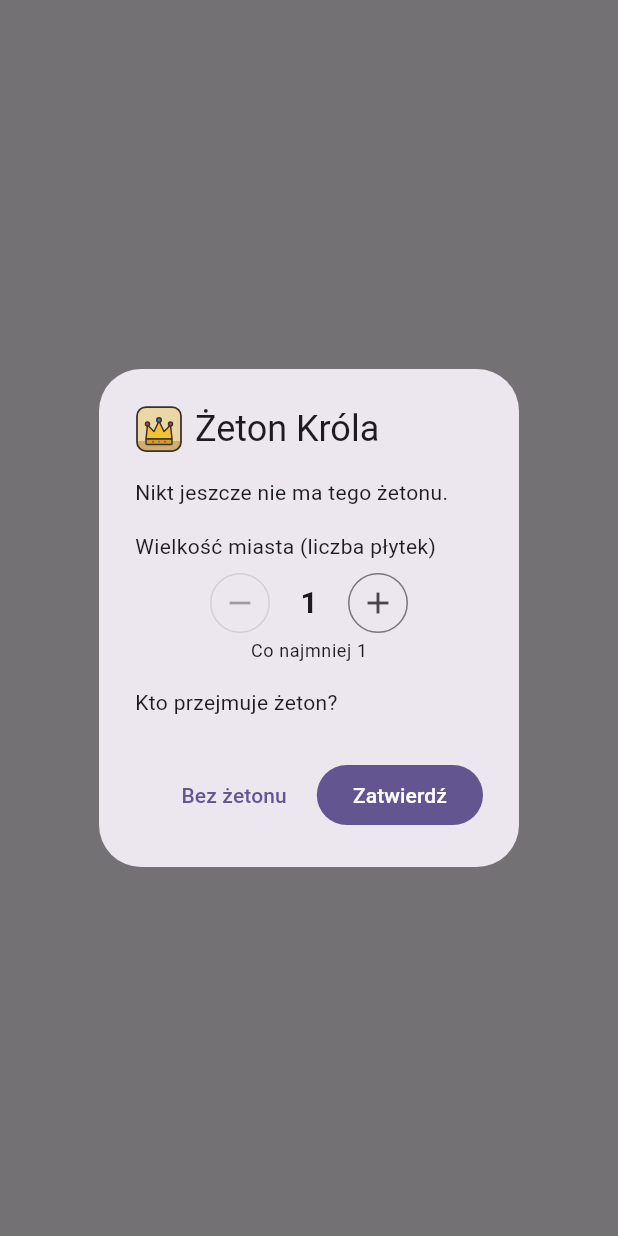
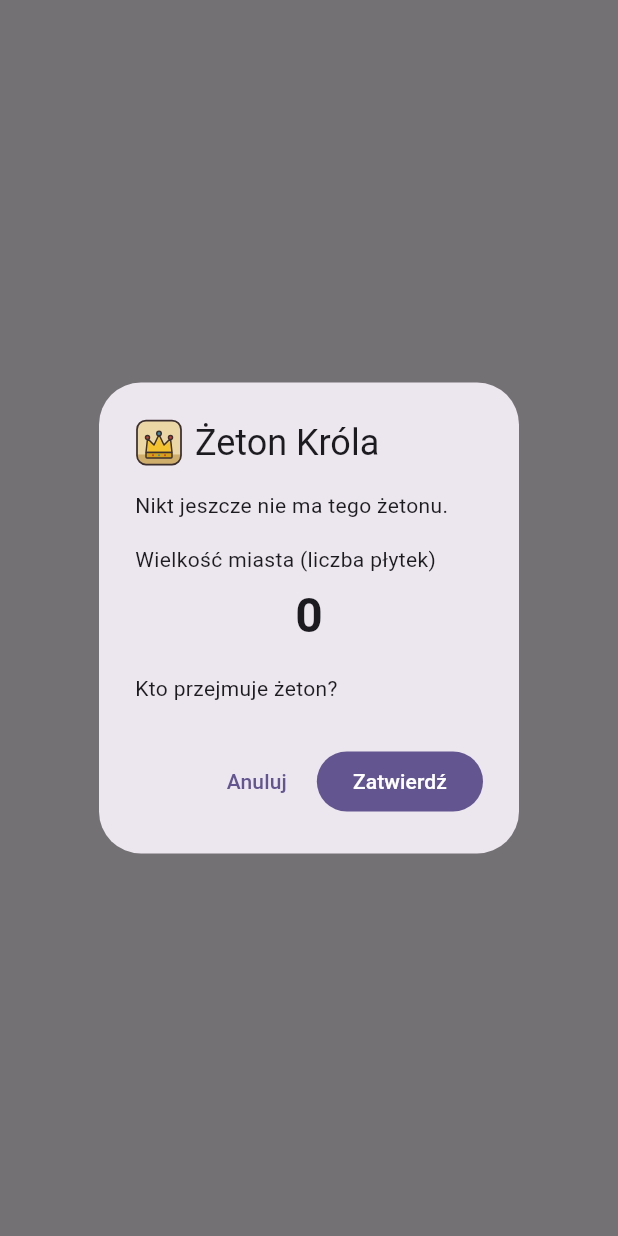
Before and after one commit to WGFizban/CC_NEW, a Flutter app: what showTokenDialog() shows on an empty page, opened directly with empty values, on a phone screen of 412 x 824 dp. Run offline on Flutter 3.47's test engine with Material 3 defaults, Android fonts, the phone set to English and light mode, and no system bars; our stand-ins replace flutter_colorpicker, flutter_svg, package_info_plus, shared_preferences, wakelock_plus; accounts and stored records are empty; generated files the repository leaves out were written again.

Commit message:
Automatyczne przejmowanie żetonu Króla/Rabusia, narzucona wielkość, tooltipy, korekta grafiki kafelka
- przy ukończonym zamku/drodze większej niż dotychczasowa: informacja „Przejęcie żetonu” zamiast pola wyboru
- w oknie żetonu wielkość narzucona (bez +/-); licznik tylko przy kafelku Król/Rabuś
- „Co najmniej X” jako tooltip „?” po (liczba płytek)
- opis na ekranie końcowym jako tooltip przy „Punkty za żetony”
- korona na wspólnym kafelku bliżej środka

Co-Authored-By: Claude Sonnet 5.5 <noreply@anthropic.com>
Claude-Session: https://claude.ai/code/session_01P2QWxkXWwGKiSLABjDzL2r

```diff
--- a/lib/l10n/app_pl.arb
+++ b/lib/l10n/app_pl.arb
@@ -125,14 +125,27 @@
   "expTowerDesc": "Wykup uwięzionego mepla: płacisz 3 pkt temu, kto go trzyma. Wymiana mepel za mepel odbywa się bez aplikacji.",
   "expKingRobber": "Król i Baron rabusiów",
   "expKingRobberDesc": "Żetony Króla (największy ukończony zamek) i Barona rabusiów (najdłuższa ukończona droga). Na koniec gry właściciel żetonu dostaje 1 pkt za każdy ukończony zamek (Król) lub każdą ukończoną drogę (Rabuś) na całej planszy.",
-  "rulesKingRobber": "• Żeton Króla dostaje gracz, który ukończy zamek większy niż dotychczasowy właściciel żetonu (pierwszy ukończony zamek też go daje); żeton Barona rabusiów – gracz, który ukończy dłuższą drogę.\n• Przy punktowaniu zamku lub drogi zaznacz przejęcie żetonu i podaj nową wielkość budowli w płytkach (musi być większa niż poprzednia). Żeton możesz też przekazać ręcznie kafelkiem „Król/Rabuś”.\n• Na koniec gry właściciel żetonu Króla dostaje 1 pkt za każdy ukończony zamek na całej planszy (także cudzy), a właściciel żetonu Barona rabusiów 1 pkt za każdą ukończoną drogę – po jednym punkcie za budowlę, niezależnie od liczby płytek. Zamek z dodatku „Mosty, zamki i bazary” nie liczy się jako ukończony zamek.",
+  "rulesKingRobber": "• Żeton Króla dostaje gracz, który ukończy zamek większy niż dotychczasowy (pierwszy ukończony zamek też go daje); żeton Barona rabusiów – gracz, który ukończy dłuższą drogę.\n• Żeton przechodzi automatycznie: przy punktowaniu ukończonego zamku lub drogi większej niż dotychczasowa pojawia się „Przejęcie żetonu”, a po zatwierdzeniu wybierasz, kto go przejmuje (wielkości nie da się zmienić). Zamek lub drogę, której nie punktujesz, dopiszesz kafelkiem „Król/Rabuś”.\n• Na koniec gry właściciel żetonu Króla dostaje 1 pkt za każdy ukończony zamek na planszy, a właściciel żetonu Barona rabusiów 1 pkt za każdą ukończoną drogę – po jednym punkcie za budowlę, niezależnie od liczby płytek. Zamek z dodatku „Mosty, zamki i bazary” nie liczy się jako ukończony zamek.",
   "tokenKing": "Żeton Króla",
   "tokenRobber": "Żeton Barona rabusiów",
-  "takeKingToken": "Przejęcie żetonu Króla",
-  "takeKingTokenHint": "Zaznacz, jeśli to miasto jest większe niż miasto, dzięki któremu obecny właściciel ma żeton Króla. Po zatwierdzeniu podasz nową wielkość miasta i wybierzesz, kto przejmuje żeton.",
-  "takeRobberToken": "Przejęcie żetonu Barona rabusiów",
-  "takeRobberTokenHint": "Zaznacz, jeśli ta droga jest dłuższa niż droga, dzięki której obecny właściciel ma żeton Barona rabusiów. Po zatwierdzeniu podasz nową długość drogi i wybierzesz, kto przejmuje żeton.",
   "tokenNobody": "Nikt jeszcze nie ma tego żetonu.",
+  "takeTokenInfo": "Przejęcie żetonu",
+  "tokenMinHintKing": "Punktowane miasto powinno mieć wielkość co najmniej {min}, żeby przejąć żeton.",
+  "@tokenMinHintKing": {
+    "placeholders": {
+      "min": {
+        "type": "int"
+      }
+    }
+  },
+  "tokenMinHintRobber": "Punktowana droga powinna mieć wielkość co najmniej {min}, żeby przejąć żeton.",
+  "@tokenMinHintRobber": {
+    "placeholders": {
+      "min": {
+        "type": "int"
+      }
+    }
+  },
   "tokenCurrent": "Obecnie ma go:",
   "tokenCurrentValue": "{name} ({size} płytek)",
   "@tokenCurrentValue": {
@@ -147,18 +160,9 @@
   },
   "tokenSizeKing": "Wielkość miasta (liczba płytek)",
   "tokenSizeRobber": "Długość drogi (liczba płytek)",
-  "tokenMustExceed": "Co najmniej {min}",
-  "@tokenMustExceed": {
-    "placeholders": {
-      "min": {
-        "type": "int"
-      }
-    }
-  },
   "tokenWho": "Kto przejmuje żeton?",
-  "tokenSkip": "Bez żetonu",
   "crownEndTitle": "Punkty za żetony",
-  "crownEndBody": "Podaj, ile ukończonych zamków i dróg jest na całej planszy (także tych należących do innych graczy). Za każdy ukończony zamek właściciel żetonu Króla dostaje 1 punkt, a za każdą ukończoną drogę właściciel żetonu Barona rabusiów.",
+  "crownEndBody": "Podaj liczbę ukończonych zamków i dróg na planszy. Właściciel żetonu Króla dostaje 1 punkt za każdy ukończony zamek, a właściciel żetonu Barona rabusiów 1 punkt za każdą ukończoną drogę.",
   "crownCityTiles": "Ukończone zamki",
   "crownRoadTiles": "Ukończone drogi",
   "crownEventKing": "Król: {name} +{points} (ukończone zamki)",
@@ -183,7 +187,6 @@
       }
     }
   },
-  "crownCountHint": "Wliczaj wszystkie ukończone budowle w grze, nie tylko swoje.",
   "scCrown": "Król/Rabuś",
   "tokenKingShort": "Król",
   "tokenRobberShort": "Rabuś",
--- a/lib/widgets/token_dialogs.dart
+++ b/lib/widgets/token_dialogs.dart
@@ -5,6 +5,7 @@ import '../l10n/l10n.dart';
 import '../models/crown_tokens.dart';
 import '../models/player.dart';
 import 'counter_stepper.dart';
+import 'info_hint.dart';
 import 'meeple_icon.dart';
 import 'player_picker.dart';
 
@@ -28,21 +29,21 @@ Widget tokenIcon(CrownToken token, {double size = 24}) => SvgPicture.asset(
   height: size,
 );
 
-/// Okno przejęcia żetonu: nowa wielkość budowli (zawsze większa od
-/// zapamiętanej) i gracz, który żeton przejmuje. Zwraca zmianę żetonu albo
-/// `null` po „Bez żetonu" (przy [token] = `null` – po „Anuluj").
+/// Okno przejęcia żetonu: wielkość budowli i gracz, który żeton przejmuje.
+/// Zwraca zmianę żetonu albo `null` po „Anuluj".
 ///
-/// Z [token] = `null` okno ma przełącznik Król/Rabuś (ręczne przekazanie
-/// żetonu); wtedy [suggestedSize] jest ignorowane. Przy ustalonym [token]
-/// licznik nie zejdzie poniżej [suggestedSize] (wielkości właśnie
-/// punktowanej budowli).
+/// - Z ustalonym [token] i [fixedSize] (przejęcie przy punktowaniu ukończonej
+///   budowli) wielkość jest narzucona i nie da się jej zmienić.
+/// - Z [token] = `null` (kafelek „Król/Rabuś") okno ma przełącznik Król/Rabuś
+///   i licznik +/-, który nie zejdzie poniżej wielkości potrzebnej do
+///   przejęcia żetonu.
 Future<TokenChange?> showTokenDialog(
   BuildContext context, {
   CrownToken? token,
   required Map<CrownToken, TokenHolding> tokens,
   required List<Player> players,
   required Player scorer,
-  int suggestedSize = 0,
+  int? fixedSize,
 }) {
   return showDialog<TokenChange>(
     context: context,
@@ -52,7 +53,7 @@ Future<TokenChange?> showTokenDialog(
       tokens: tokens,
       players: players,
       scorer: scorer,
-      suggestedSize: suggestedSize,
+      fixedSize: fixedSize,
     ),
   );
 }
@@ -62,14 +63,14 @@ class _TokenDialog extends StatefulWidget {
   final Map<CrownToken, TokenHolding> tokens;
   final List<Player> players;
   final Player scorer;
-  final int suggestedSize;
+  final int? fixedSize;
 
   const _TokenDialog({
     required this.token,
     required this.tokens,
     required this.players,
     required this.scorer,
-    required this.suggestedSize,
+    required this.fixedSize,
   });
 
   @override
@@ -84,18 +85,14 @@ class _TokenDialogState extends State<_TokenDialog> {
   bool get _choose => widget.token == null;
   TokenHolding? get _current => widget.tokens[_token];
 
-  /// Najmniejsza dozwolona wielkość: więcej niż u obecnego właściciela i nie
-  /// mniej niż podpowiedziana wielkość budowli.
-  int get _min {
-    final floor = minTokenSize(_current);
-    final suggested = _choose ? 0 : widget.suggestedSize;
-    return (suggested > floor ? suggested : floor).clamp(1, kMaxTokenSize);
-  }
+  /// Najmniejsza wielkość, która pozwala przejąć żeton (o 1 większa niż
+  /// u obecnego właściciela).
+  int get _min => minTokenSize(_current).clamp(1, kMaxTokenSize);
 
   @override
   void initState() {
     super.initState();
-    _size = _min;
+    _size = widget.fixedSize ?? _min;
     _taker = widget.scorer;
   }
 
@@ -170,7 +167,11 @@ class _TokenDialogState extends State<_TokenDialog> {
                 ],
               ),
             const SizedBox(height: 16),
-            Text(isKing ? l.tokenSizeKing : l.tokenSizeRobber),
+            if (_choose) ...[
+              LabelWithHint(
+                isKing ? l.tokenSizeKing : l.tokenSizeRobber,
+                isKing ? l.tokenMinHintKing(_min) : l.tokenMinHintRobber(_min),
+              ),
               const SizedBox(height: 4),
               Center(
                 child: CounterStepper(
@@ -180,12 +181,19 @@ class _TokenDialogState extends State<_TokenDialog> {
                   onChanged: (v) => setState(() => _size = v),
                 ),
               ),
+            ] else ...[
+              Text(isKing ? l.tokenSizeKing : l.tokenSizeRobber),
+              const SizedBox(height: 4),
               Center(
                 child: Text(
-                l.tokenMustExceed(_min),
-                style: Theme.of(context).textTheme.bodySmall,
+                  '$_size',
+                  style: const TextStyle(
+                    fontSize: 32,
+                    fontWeight: FontWeight.bold,
                   ),
                 ),
+              ),
+            ],
             const SizedBox(height: 16),
             Text(l.tokenWho),
             const SizedBox(height: 4),
@@ -200,7 +208,7 @@ class _TokenDialogState extends State<_TokenDialog> {
       actions: [
         TextButton(
           onPressed: () => Navigator.pop(context),
-          child: Text(_choose ? l.cancel : l.tokenSkip),
+          child: Text(l.cancel),
         ),
         FilledButton(
           onPressed: () => Navigator.pop(
```
Also changed, not shown: lib/l10n/app_en.arb (+5 -9 lines), lib/screens/add_points_screen.dart (+33 -21 lines), lib/screens/crown_end_screen.dart (+3 -8 lines), assets/icons/game/token_crown.svg, 1 other file. Lines whose indentation alone changed are shown as unchanged.
